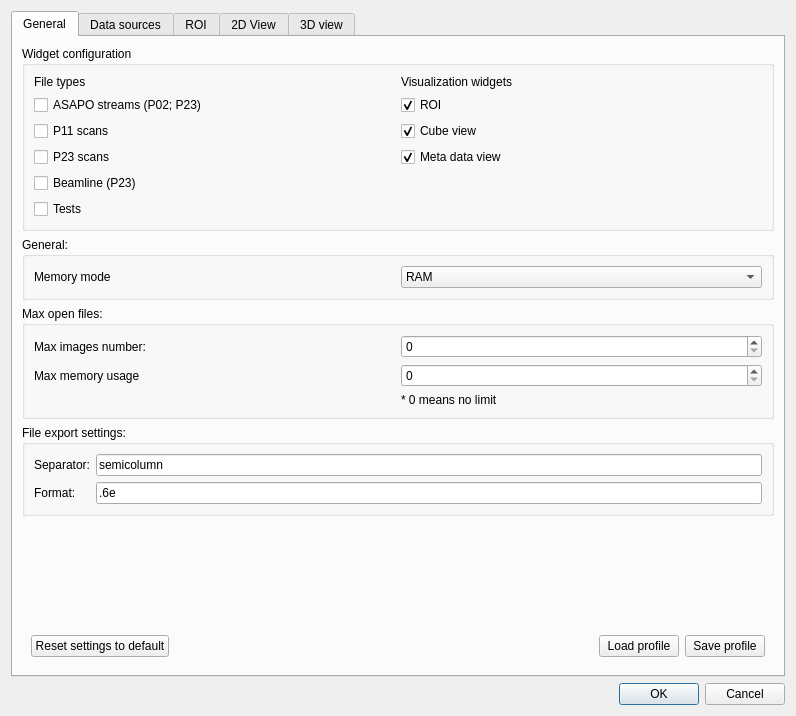
First picture: the form in uis/settings.ui, repository yamedvedya/data_viewer, before the edit.
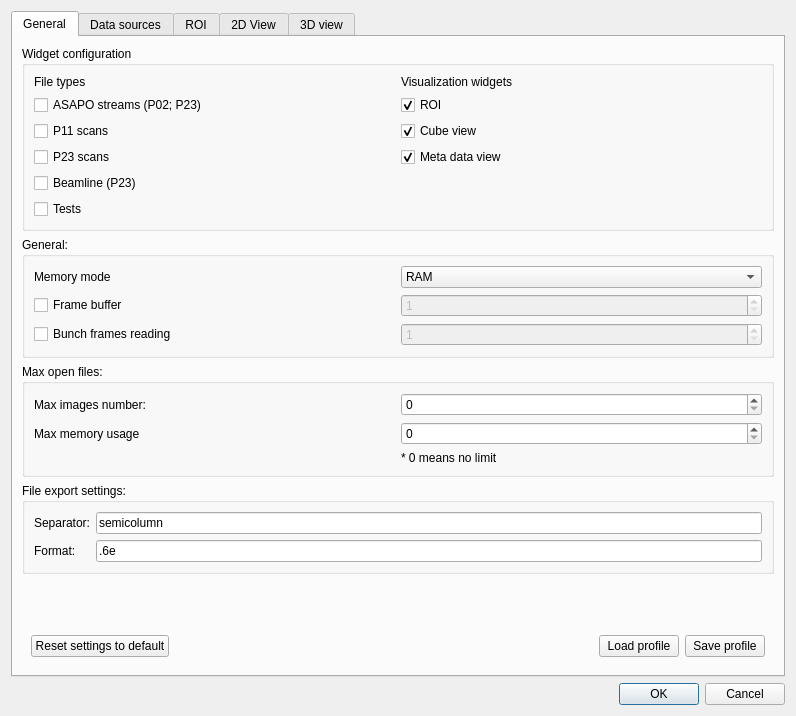
Second picture: the form after the edit.

Patch:
```diff
--- a/uis/settings.ui
+++ b/uis/settings.ui
@@ -154,6 +154,70 @@
             </item>
            </widget>
           </item>
+          <item row="1" column="0" colspan="2">
+           <widget class="QFrame" name="fr_drive_setting">
+            <property name="frameShape">
+             <enum>QFrame::NoFrame</enum>
+            </property>
+            <property name="frameShadow">
+             <enum>QFrame::Raised</enum>
+            </property>
+            <layout class="QGridLayout" name="gridLayout_7">
+             <property name="leftMargin">
+              <number>0</number>
+             </property>
+             <property name="topMargin">
+              <number>0</number>
+             </property>
+             <property name="rightMargin">
+              <number>0</number>
+             </property>
+             <property name="bottomMargin">
+              <number>0</number>
+             </property>
+             <item row="0" column="0">
+              <widget class="QCheckBox" name="chk_frame_buffer">
+               <property name="text">
+                <string>Frame buffer</string>
+               </property>
+              </widget>
+             </item>
+             <item row="0" column="1">
+              <widget class="QSpinBox" name="sp_frame_buffer">
+               <property name="enabled">
+                <bool>false</bool>
+               </property>
+               <property name="minimum">
+                <number>1</number>
+               </property>
+               <property name="maximum">
+                <number>100000</number>
+               </property>
+              </widget>
+             </item>
+             <item row="1" column="0">
+              <widget class="QCheckBox" name="chk_frame_bunch">
+               <property name="text">
+                <string>Bunch frames reading</string>
+               </property>
+              </widget>
+             </item>
+             <item row="1" column="1">
+              <widget class="QSpinBox" name="sp_frame_bunch">
+               <property name="enabled">
+                <bool>false</bool>
+               </property>
+               <property name="minimum">
+                <number>1</number>
+               </property>
+               <property name="maximum">
+                <number>100000</number>
+               </property>
+              </widget>
+             </item>
+            </layout>
+           </widget>
+          </item>
          </layout>
         </widget>
        </item>
```
Left out of the diff: 8 changed lines with no effect on the pictures.
